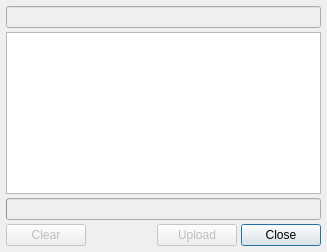
The window that dialogs/historydialog.ui (ckaiser/Lightscreen) describes before a commit, drawn with Qt 5.
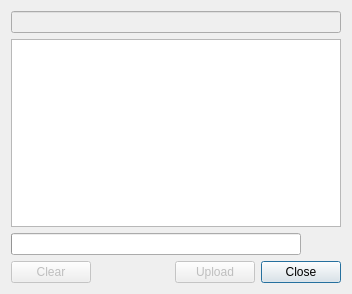
The same window after the commit. Icons and pictures are not drawn.

Commit message:
Added history dialog upload cancel button
tweaked status visual feedback and fixed empty history entries being
created on upload errors

```diff
--- a/dialogs/historydialog.ui
+++ b/dialogs/historydialog.ui
@@ -6,8 +6,8 @@
    <rect>
     <x>0</x>
     <y>0</y>
-    <width>327</width>
-    <height>252</height>
+    <width>352</width>
+    <height>294</height>
    </rect>
   </property>
   <property name="windowTitle">
@@ -18,12 +18,6 @@
     <normaloff>:/icons/view-history</normaloff>:/icons/view-history</iconset>
   </property>
   <layout class="QVBoxLayout" name="verticalLayout">
-   <property name="spacing">
-    <number>4</number>
-   </property>
-   <property name="margin">
-    <number>6</number>
-   </property>
    <item>
     <widget class="QLineEdit" name="filterEdit">
      <property name="enabled">
@@ -47,16 +41,50 @@
     </widget>
    </item>
    <item>
+    <widget class="QWidget" name="uploadProgressWidget" native="true">
+     <layout class="QHBoxLayout" name="uploadProgressLayout">
+      <property name="spacing">
+       <number>0</number>
+      </property>
+      <property name="leftMargin">
+       <number>0</number>
+      </property>
+      <property name="topMargin">
+       <number>0</number>
+      </property>
+      <property name="rightMargin">
+       <number>0</number>
+      </property>
+      <property name="bottomMargin">
+       <number>0</number>
+      </property>
+      <item>
     <widget class="QProgressBar" name="uploadProgressBar">
-     <property name="enabled">
-      <bool>false</bool>
-     </property>
      <property name="value">
       <number>0</number>
      </property>
      <property name="textVisible">
       <bool>false</bool>
      </property>
+       </widget>
+      </item>
+      <item>
+       <widget class="QPushButton" name="cancelUploadButton">
+        <property name="minimumSize">
+         <size>
+          <width>0</width>
+          <height>0</height>
+         </size>
+        </property>
+        <property name="text">
+         <string/>
+        </property>
+        <property name="flat">
+         <bool>true</bool>
+        </property>
+       </widget>
+      </item>
+     </layout>
     </widget>
    </item>
    <item>
```
Lines whose indentation alone changed are shown as unchanged. The commit also changes 5 other files.
